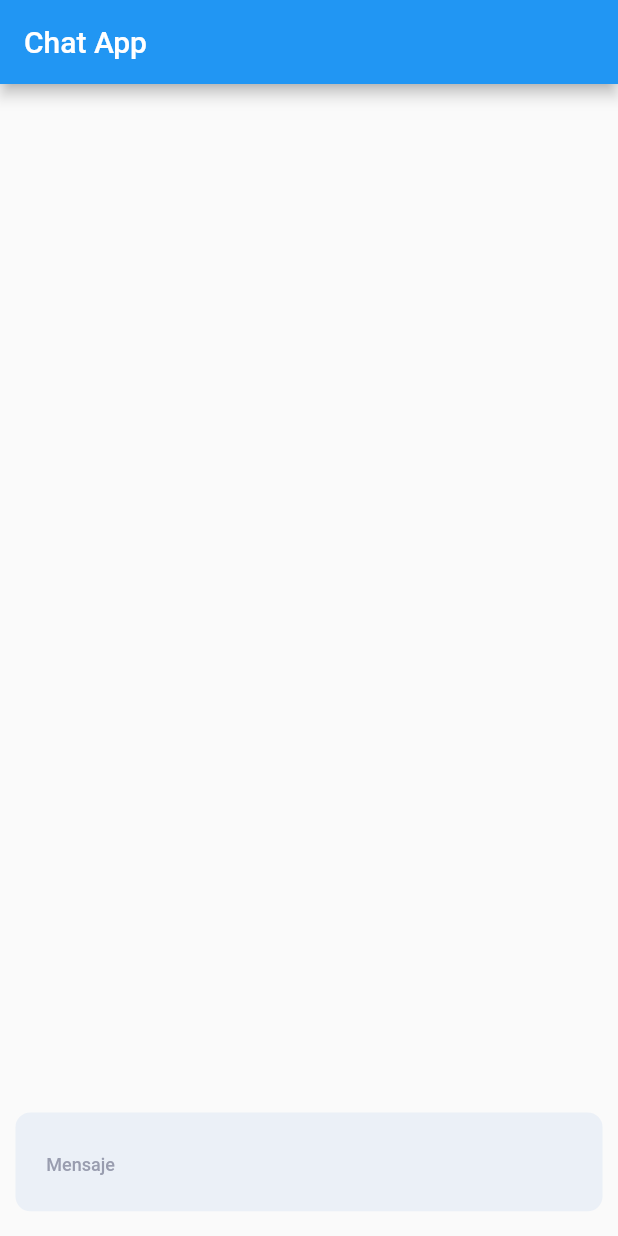
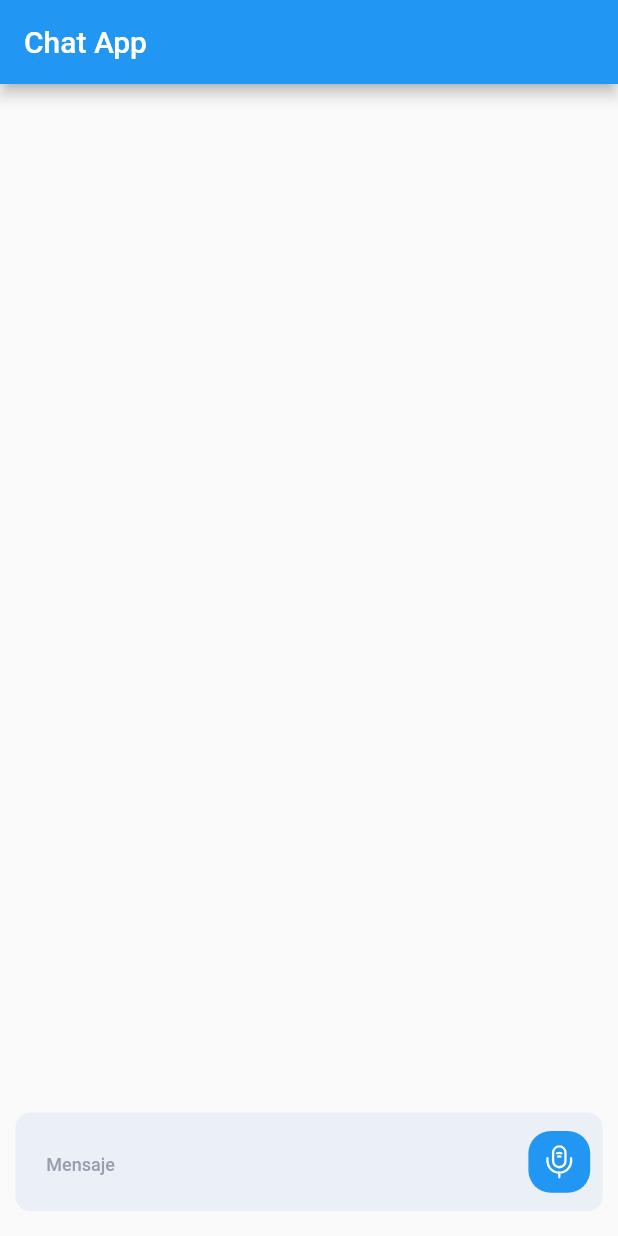
Before and after one commit to DarienRomero/ClaseGrabadoraDeAudio, a Flutter app: the screen it shows after launch, on a phone screen of 412 x 824 dp. Run offline on Flutter 3.47's test engine with Material 2 defaults, Android fonts, the phone set to English and light mode, and no system bars; our stand-ins replace flutter_svg.

```diff
--- a/lib/chat_message_composer.dart
+++ b/lib/chat_message_composer.dart
@@ -1,15 +1,24 @@
+import 'package:clase_flutter_demo/recording_state.dart';
+import 'package:clase_flutter_demo/send_or_message_icon.dart';
 import 'package:clase_flutter_demo/utils.dart';
 import 'package:flutter/material.dart';
 
-class ChatMessageComposer extends StatelessWidget {
+class ChatMessageComposer extends StatefulWidget {
   const ChatMessageComposer({super.key});
 
+  @override
+  State<ChatMessageComposer> createState() => _ChatMessageComposerState();
+}
+
+class _ChatMessageComposerState extends State<ChatMessageComposer> {
+  RecordingState recordingState = RecordingState.free;
+  Offset _dragOffset = Offset.zero;
+  Offset _dragOffsetInitial = Offset.zero;
   @override
   Widget build(BuildContext context) {
     return Stack(
       children: [
         Container(
-          color: Theme.of(context).bottomNavigationBarTheme.backgroundColor,
           width: mqWidth(context, 100),
           height: mqHeigth(context, 12),
           padding: EdgeInsets.symmetric(
@@ -46,6 +55,54 @@ class ChatMessageComposer extends StatelessWidget {
             ),
           ),
         ),
+        Positioned(
+          top: recordingState.isRecording ? 0 : (mqHeigth(context, 12) - mqWidth(context, 10)) / 2,
+          right: recordingState.isRecording ? 0 : mqWidth(context, 4.5),
+          child: GestureDetector(
+            onTap: (){
+              if(recordingState.isBlocked){
+                print("Finalizamos la grabación y se envía");
+                recordingState = RecordingState.free;
+                setState(() {});
+                return;
+              }
+              const snackBar = SnackBar(
+                content: Text("Mantén presionado para grabar, suelta para enviar"),
+                duration: Duration(milliseconds: 500),
+              );
+              ScaffoldMessenger.of(context).showSnackBar(snackBar);
+            },
+            child: LongPressDraggable(
+              feedback: Container(
+                width: 50,
+                height: 50,
+                color: Colors.red,
+              ),
+              onDragStarted: () async {
+                print("Iniciamos grabación");
+                recordingState = RecordingState.recording;
+                setState(() {});
+              },
+              onDragEnd: (_){
+                print("Finalizamos la grabación y se envía");
+                if(recordingState == RecordingState.recording){
+                  recordingState = RecordingState.free;
+                  setState(() {});
+                }
+              },
+              onDragUpdate: (details){
+                print(details.localPosition.dy);
+                if(details.localPosition.dy < 500){
+                  print("Bloqueamos al estado de grabando, ya se puede soltar");
+                  recordingState = RecordingState.blocked;
+                  setState(() {});
+                  return;
+                }
+              },
+              child: SendOrMessageIcon(recordingState: recordingState)
+            ),
+          )
+        )
       ],
     );
   }
--- /dev/null
+++ b/lib/recording_state.dart
@@ -0,0 +1,6 @@
+enum RecordingState { free, recording, blocked, paused }
+
+extension RecordingStateExtension on RecordingState {
+  bool get isRecording => (this == RecordingState.recording) || (this == RecordingState.blocked);
+  bool get isBlocked => this == RecordingState.blocked;
+}
--- /dev/null
+++ b/lib/send_or_message_icon.dart
@@ -0,0 +1,37 @@
+import 'package:clase_flutter_demo/recording_state.dart';
+import 'package:clase_flutter_demo/utils.dart';
+import 'package:flutter/material.dart';
+import 'package:flutter_svg/flutter_svg.dart';
+
+class SendOrMessageIcon extends StatelessWidget {
+  final RecordingState recordingState;
+  const SendOrMessageIcon({
+    super.key,
+    required this.recordingState
+  });
+
+  @override
+  Widget build(BuildContext context) {
+    return Container(
+      width: recordingState.isRecording ? mqHeigth(context, recordingState.isRecording ? 12 : 10) : mqWidth(context, recordingState.isRecording ? 12 : 10),
+      height: recordingState.isRecording ? mqHeigth(context, recordingState.isRecording ? 12 : 10) : mqWidth(context, recordingState.isRecording ? 12 : 10),
+      decoration: BoxDecoration(
+        color: Theme.of(context).primaryColor,
+        borderRadius: BorderRadius.circular(recordingState.isRecording ? 30 : 15)
+      ),
+      child: Center(
+        child: recordingState.isBlocked ?
+        SvgPicture.asset(
+          'assets/icons/send_icon.svg',
+          color: Colors.white,
+          width: mqWidth(context, recordingState.isRecording ? 10 : 6),
+        ) :
+        SvgPicture.asset(
+          'assets/icons/microphone_icon.svg',
+          color: Colors.white,
+          width: mqWidth(context, recordingState.isRecording ? 10 : 6),
+        )
+      ),
+    );
+  }
+}
```
